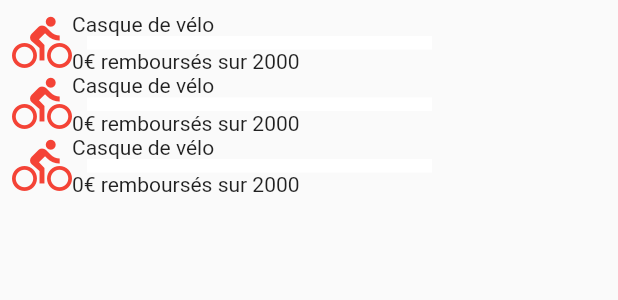
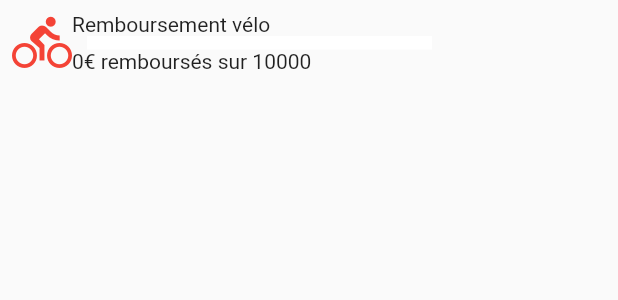
Before and after one commit to Neamar/v-lo, a Flutter app: the ObjectivePage widget shown alone on an empty page, opened directly, on a phone screen of 412 x 824 dp. Shown: the top 300 px of the screen. Run offline on Flutter 3.47's test engine with Material 2 defaults, Android fonts, the phone set to English and light mode, and no system bars; drawn by our look-alikes of percent_indicator; our stand-ins replace shared_preferences; accounts and stored records are empty.

Commit message:
Return real sum and real number of trips

```diff
--- a/lib/model.dart
+++ b/lib/model.dart
@@ -47,7 +47,7 @@ class VeloModel extends ChangeNotifier {
 
     _prefs = await SharedPreferences.getInstance();
     if (!_prefs.containsKey(SP_KEY)) {
-      _prefs.setStringList(SP_KEY, ["2000|0|0|Casque de vélo"]);
+      _prefs.setStringList(SP_KEY, ["10000|0|0|Remboursement vélo"]);
     }
 
     List<String> itemsAsStrings = _prefs.getStringList(SP_KEY);
@@ -94,14 +94,15 @@ class VeloModel extends ChangeNotifier {
   }
 
   String getTotalMoneySavedInEuros() {
-    String r = ((getCurrentItem().priceReimbursed + 550) / 100)
+    int sum = items.map((i) => i.priceReimbursed).reduce((p, s) => p + s);
+    String r = (sum / 100)
         .round()
         .toString();
     return r;
   }
 
   int getTotalNumberOfTrips() {
-    return this._items[0].numberOfTrips;
+    return items.map((i) => i.numberOfTrips).reduce((p, s) => p + s);
   }
 
   @override
--- a/lib/objectives.dart
+++ b/lib/objectives.dart
@@ -16,9 +16,9 @@ class ObjectivePage extends StatelessWidget {
     return Consumer<VeloModel>(builder: (context, model, child) {
       return ListView.builder(
           padding: const EdgeInsets.all(8.0),
-          itemCount: model.items.length * 3,
+          itemCount: model.items.length,
           itemBuilder: (BuildContext context, int index) {
-            Item item = model.items[0];
+            Item item = model.items[index];
             return Row(
               mainAxisSize: MainAxisSize.min,
               children: <Widget>[
```
